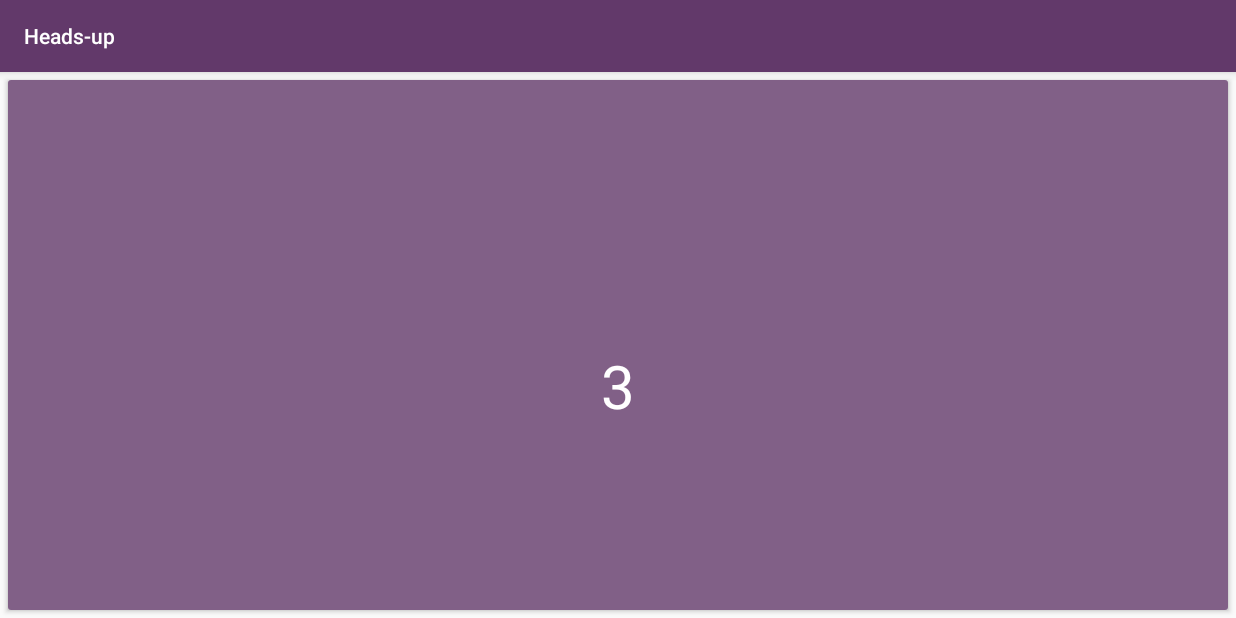
After one commit to magasol/Headsup, an Android app: the GameRoundFragment screen opened directly, with no data from a screen before it, on a phone screen of 824 x 412 dp (held sideways). The commit adds this screen. Run offline under Robolectric (Android 15) with nearby library versions, the phone set to English and light mode, and no system bars; our stand-ins replace data binding; 3 statements that could not run were skipped.

Commit message:
game round item is a fragment

```diff
--- /dev/null
+++ b/czolko/app/src/main/java/com/example/headsup/gameRound/GameRoundFragment.java
@@ -0,0 +1,67 @@
+package com.example.headsup.gameRound;
+
+import android.databinding.DataBindingUtil;
+import android.os.Bundle;
+import android.os.Handler;
+import android.support.v4.app.Fragment;
+import android.view.LayoutInflater;
+import android.view.View;
+import android.view.ViewGroup;
+
+import com.example.headsup.R;
+import com.example.headsup.categories.Category;
+import com.example.headsup.databinding.FragmentGameRoundBinding;
+
+public class GameRoundFragment extends Fragment {
+
+    private FragmentGameRoundBinding binding;
+    private Category category;
+
+    public static GameRoundFragment newInstance(Category category) {
+        GameRoundFragment grf = new GameRoundFragment();
+        Bundle bundle = new Bundle(1);
+        bundle.putSerializable("category", category);
+        grf.setArguments(bundle);
+        return grf;
+    }
+
+    @Override
+    public View onCreateView(LayoutInflater inflater, ViewGroup parent, Bundle savedInstanceState) {
+        if (getArguments() != null)
+            category = (Category) getArguments().getSerializable("category");
+
+        binding = DataBindingUtil
+                .inflate(inflater, R.layout.fragment_game_round, parent, false);
+        return binding.getRoot();
+
+    }
+
+    @Override
+    public void onViewCreated(View view, Bundle savedInstanceState) {
+        binding.cardViewItemGameRound.setBackgroundResource(category.imageId);
+        binding.cardViewItemGameRound.setOnClickListener(v -> handleGuessFail());
+
+        binding.itemGameRound.textViewItemGameRound.setText(category.nameId);
+        binding.itemGameRound.textViewCountDownGameRound.setText("3");
+    }
+
+    public void handleGuessGood() {
+        binding.cardViewItemGameRound.setVisibility(View.GONE);
+        binding.cardViewItemGameRoundGood.setVisibility(View.VISIBLE);
+
+        new Handler().postDelayed(() -> {
+            binding.cardViewItemGameRoundGood.setVisibility(View.GONE);
+            binding.cardViewItemGameRound.setVisibility(View.VISIBLE);
+        }, 600);
+    }
+
+    private void handleGuessFail() {
+        binding.cardViewItemGameRound.setVisibility(View.GONE);
+        binding.cardViewItemGameRoundFail.setVisibility(View.VISIBLE);
+
+        new Handler().postDelayed(() -> {
+            binding.cardViewItemGameRoundFail.setVisibility(View.GONE);
+            binding.cardViewItemGameRound.setVisibility(View.VISIBLE);
+        }, 600);
+    }
+}
--- /dev/null
+++ b/czolko/app/src/main/res/layout/fragment_game_round.xml
@@ -0,0 +1,63 @@
+<?xml version="1.0" encoding="utf-8"?>
+<layout xmlns:android="http://schemas.android.com/apk/res/android"
+    xmlns:app="http://schemas.android.com/apk/res-auto"
+    xmlns:card_view="http://schemas.android.com/tools">
+
+    <android.support.constraint.ConstraintLayout
+        android:layout_width="match_parent"
+        android:layout_height="match_parent">
+
+        <android.support.v7.widget.CardView
+            android:id="@+id/cardViewItemGameRound"
+            android:layout_width="match_parent"
+            android:layout_height="match_parent"
+            android:layout_margin="@dimen/card_view_margin"
+            card_view:cardCornerRadius="@dimen/card_view_radius"
+            android:visibility="visible">
+
+            <include layout="@layout/item_game_round"
+                android:id="@+id/itemGameRound" />
+
+        </android.support.v7.widget.CardView>
+
+        <android.support.v7.widget.CardView
+            android:id="@+id/cardViewItemGameRoundFail"
+            app:cardBackgroundColor="@color/red"
+            android:layout_width="match_parent"
+            android:layout_height="match_parent"
+            android:layout_margin="@dimen/card_view_margin"
+            card_view:cardCornerRadius="@dimen/card_view_radius"
+            android:visibility="gone">
+
+            <TextView
+                android:layout_width="wrap_content"
+                android:layout_height="wrap_content"
+                android:layout_gravity="center"
+                android:text="@string/fail_game_round"
+                android:textColor="@color/white"
+                android:textSize="@dimen/text_size_card_view_L" />
+
+        </android.support.v7.widget.CardView>
+
+        <android.support.v7.widget.CardView
+            android:id="@+id/cardViewItemGameRoundGood"
+            app:cardBackgroundColor="@color/green"
+            android:layout_width="match_parent"
+            android:layout_height="match_parent"
+            android:layout_margin="@dimen/card_view_margin"
+            card_view:cardCornerRadius="@dimen/card_view_radius"
+            android:visibility="gone">
+
+            <TextView
+                android:layout_width="wrap_content"
+                android:layout_height="wrap_content"
+                android:layout_gravity="center"
+                android:text="@string/good_game_round"
+                android:textColor="@color/white"
+                android:textSize="@dimen/text_size_card_view_L" />
+
+        </android.support.v7.widget.CardView>
+
+    </android.support.constraint.ConstraintLayout>
+
+</layout>
--- a/czolko/app/src/main/res/values/strings.xml
+++ b/czolko/app/src/main/res/values/strings.xml
@@ -7,4 +7,6 @@
     <string name="movies">Movies</string>
     <string name="fail_game_round">Fail!</string>
     <string name="good_game_round">Good!</string>
+    <string name="tap_to_start">Tap to start</string>
+    <string name="game_over">Game Over</string>
 </resources>
```
Also changed, not shown: czolko/app/src/main/java/com/example/headsup/gameRound/GameRoundActivity.java (+12 -33 lines), czolko/app/src/main/java/com/example/headsup/gameRound/GameRoundOverFragment.java (added, +21 -0 lines), czolko/app/src/main/res/layout/activity_game_round.xml (+3 -57 lines), czolko/app/src/main/res/layout/fragment_game_round_over.xml (added, +31 -0 lines), 1 other file.
